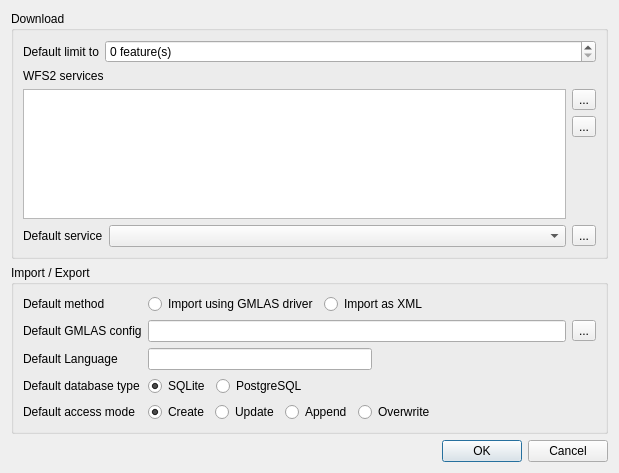
First picture: the form in gml_application_schema_toolbox/ui/settings_dialog.ui, repository BRGM/gml_application_schema_toolbox, before the edit.
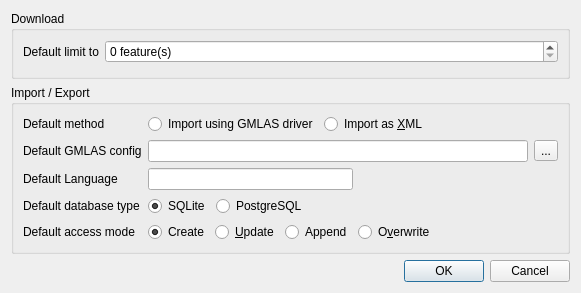
Second picture: the form after the edit.

Commit message: Cleanup settings dialog

```diff
--- a/gml_application_schema_toolbox/ui/settings_dialog.ui
+++ b/gml_application_schema_toolbox/ui/settings_dialog.ui
@@ -6,8 +6,8 @@
    <rect>
     <x>0</x>
     <y>0</y>
-    <width>619</width>
-    <height>473</height>
+    <width>581</width>
+    <height>293</height>
    </rect>
   </property>
   <property name="windowTitle">
@@ -50,89 +50,6 @@
         </item>
        </layout>
       </item>
-      <item>
-       <widget class="QLabel" name="wfs2ServicesLabel">
-        <property name="text">
-         <string>WFS2 services</string>
-        </property>
-       </widget>
-      </item>
-      <item>
-       <layout class="QHBoxLayout" name="horizontalLayout">
-        <item>
-         <widget class="QListWidget" name="wfs2ServicesList">
-          <property name="selectionMode">
-           <enum>QAbstractItemView::NoSelection</enum>
-          </property>
-         </widget>
-        </item>
-        <item>
-         <layout class="QVBoxLayout" name="verticalLayout_3">
-          <item>
-           <widget class="QToolButton" name="addWfs2ServiceButton">
-            <property name="toolTip">
-             <string>Add new service</string>
-            </property>
-            <property name="text">
-             <string>...</string>
-            </property>
-           </widget>
-          </item>
-          <item>
-           <widget class="QToolButton" name="removeWfs2ServiceButton">
-            <property name="toolTip">
-             <string>Remove selected service</string>
-            </property>
-            <property name="text">
-             <string>...</string>
-            </property>
-           </widget>
-          </item>
-          <item>
-           <spacer name="verticalSpacer_2">
-            <property name="orientation">
-             <enum>Qt::Vertical</enum>
-            </property>
-            <property name="sizeHint" stdset="0">
-             <size>
-              <width>20</width>
-              <height>40</height>
-             </size>
-            </property>
-           </spacer>
-          </item>
-         </layout>
-        </item>
-       </layout>
-      </item>
-      <item>
-       <layout class="QFormLayout" name="formLayout_2">
-        <item row="0" column="0">
-         <widget class="QLabel" name="wfs2ServiceLabel">
-          <property name="text">
-           <string>Default service</string>
-          </property>
-         </widget>
-        </item>
-        <item row="0" column="1">
-         <layout class="QHBoxLayout" name="horizontalLayout_2">
-          <item>
-           <widget class="QComboBox" name="wfs2ServiceBox"/>
-          </item>
-          <item>
-           <widget class="QToolButton" name="wfs2ServiceBoxRefreshButton">
-            <property name="toolTip">
-             <string>Refresh services list</string>
-            </property>
-            <property name="text">
-             <string>...</string>
-            </property>
-           </widget>
-          </item>
-         </layout>
-        </item>
-       </layout>
-      </item>
      </layout>
     </widget>
    </item>
@@ -167,7 +84,7 @@
            <item>
             <widget class="QRadioButton" name="xmlRadioButton">
              <property name="text">
-              <string>Import as XML</string>
+              <string>Import as &amp;XML</string>
              </property>
             </widget>
            </item>
@@ -246,7 +163,7 @@
               <item>
                <widget class="QRadioButton" name="updateRadioButton">
                 <property name="text">
-                 <string>Update</string>
+                 <string>&amp;Update</string>
                 </property>
                </widget>
               </item>
@@ -260,7 +177,7 @@
               <item>
                <widget class="QRadioButton" name="overwriteRadioButton">
                 <property name="text">
-                 <string>Overwrite</string>
+                 <string>O&amp;verwrite</string>
                 </property>
                </widget>
               </item>
```
Left out of the diff: 46 changed lines with no effect on the pictures. The commit also changes 1 other file.
